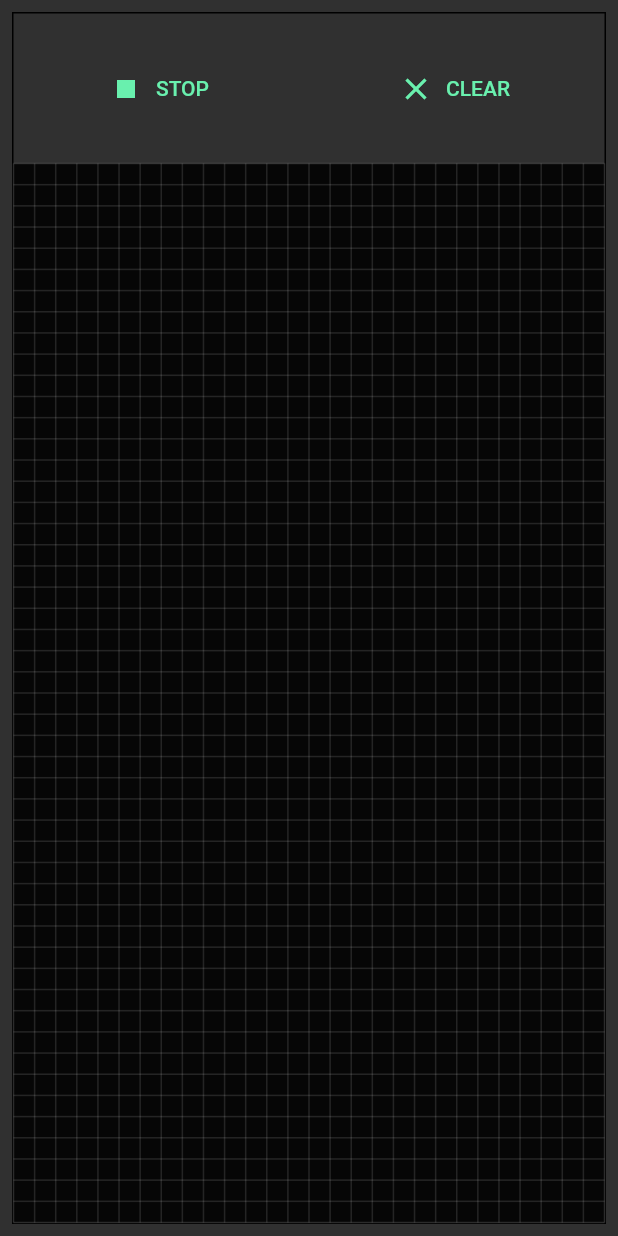
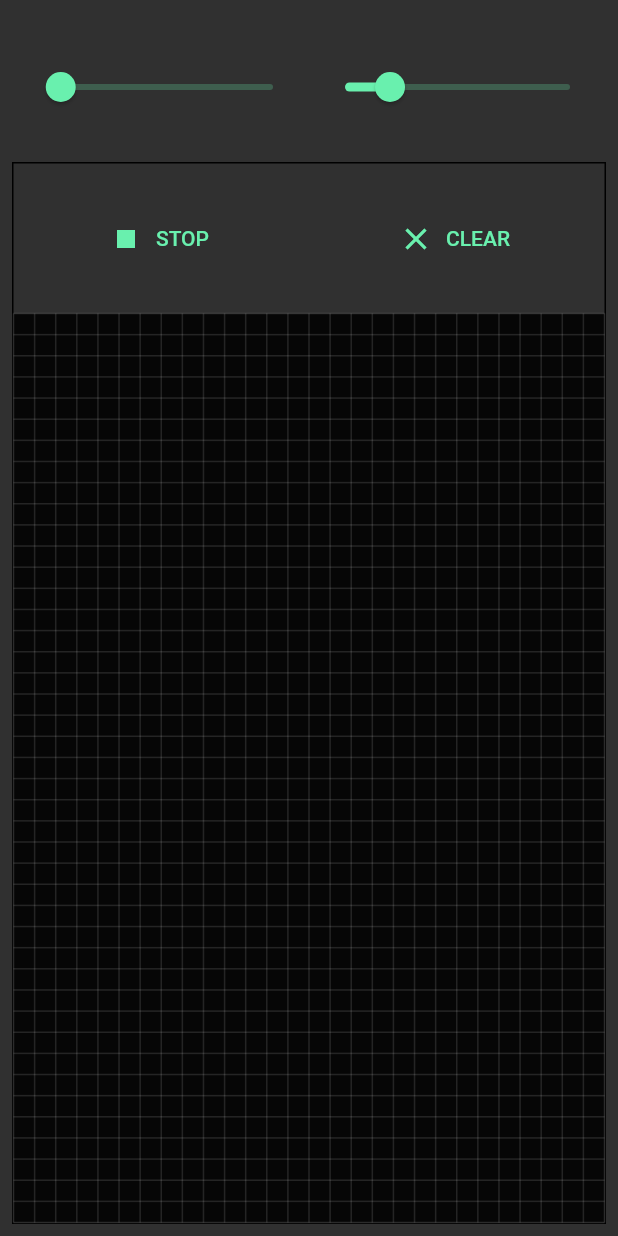
Before and after one commit to GangemiLorenzo/Game-Of-Life, a Flutter app: the screen it shows after launch, on a phone screen of 412 x 824 dp. Run offline on Flutter 3.47's test engine with Material 2 defaults, Android fonts, the phone set to English and light mode, and no system bars.

Commit message:
upgrade the sdk version limit

```diff
--- a/lib/gol/game_of_life.dart
+++ b/lib/gol/game_of_life.dart
@@ -60,14 +60,14 @@ class _GameOfLifeState extends State<GameOfLife> {
   }
 
   @override
-  void didChangeDependencies() {
-    // TODO: implement didChangeDependencies
-    super.didChangeDependencies();
-  }
-
-  @override
   void didUpdateWidget(covariant GameOfLife oldWidget) {
-    // TODO: implement didUpdateWidget
+    if (widget.milliseconds != oldWidget.milliseconds) {
+      lifeController = lifeController?.update(
+        milliseconds: widget.milliseconds,
+      );
+      lifeController?.interruptTimer();
+      lifeController?.startTimer();
+    }
     super.didUpdateWidget(oldWidget);
   }
 
--- a/lib/main.dart
+++ b/lib/main.dart
@@ -5,8 +5,23 @@ void main() {
   runApp(const MyApp());
 }
 
-class MyApp extends StatelessWidget {
+class MyApp extends StatefulWidget {
   const MyApp({Key? key}) : super(key: key);
+
+  @override
+  State<MyApp> createState() => _MyAppState();
+}
+
+class _MyAppState extends State<MyApp> {
+  late double cellSize;
+  late int milliseconds;
+
+  @override
+  void initState() {
+    cellSize = 14;
+    milliseconds = 200;
+    super.initState();
+  }
 
   @override
   Widget build(BuildContext context) {
@@ -22,14 +37,56 @@ class MyApp extends StatelessWidget {
         body: SafeArea(
           child: Padding(
             padding: const EdgeInsets.all(8.0),
-            child: Container(
-              decoration: BoxDecoration(border: Border.all()),
-              child: const GameOfLife(
-                milliseconds: 200,
-                cellSize: 14,
-                hideControls: false,
-                cellsColor: Colors.greenAccent,
-              ),
+            child: Column(
+              children: [
+                Row(
+                  children: [
+                    Expanded(
+                      child: SizedBox(
+                        height: 100,
+                        child: Center(
+                          child: Slider(
+                            onChanged: (value) => setState(() {
+                              cellSize = value;
+                            }),
+                            divisions: 90,
+                            value: cellSize.toDouble(),
+                            max: 100,
+                            min: 10,
+                          ),
+                        ),
+                      ),
+                    ),
+                    Expanded(
+                      child: SizedBox(
+                        height: 100,
+                        child: Center(
+                          child: Slider(
+                            onChanged: (value) => setState(() {
+                              milliseconds = value.ceil();
+                            }),
+                            divisions: 99,
+                            value: milliseconds.toDouble(),
+                            max: 1000,
+                            min: 10,
+                          ),
+                        ),
+                      ),
+                    ),
+                  ],
+                ),
+                Expanded(
+                  child: Container(
+                    decoration: BoxDecoration(border: Border.all()),
+                    child: GameOfLife(
+                      milliseconds: milliseconds,
+                      cellSize: cellSize,
+                      hideControls: false,
+                      cellsColor: Colors.greenAccent,
+                    ),
+                  ),
+                ),
+              ],
             ),
           ),
         ),
--- a/pubspec.yaml
+++ b/pubspec.yaml
@@ -5,7 +5,7 @@ publish_to: 'none'
 version: 1.0.0+1
 
 environment:
-  sdk: ">=3.0.0 <3.1.0"
+  sdk: ">=3.0.0 <4.0.0"
 
 dependencies:
   flutter:
```
